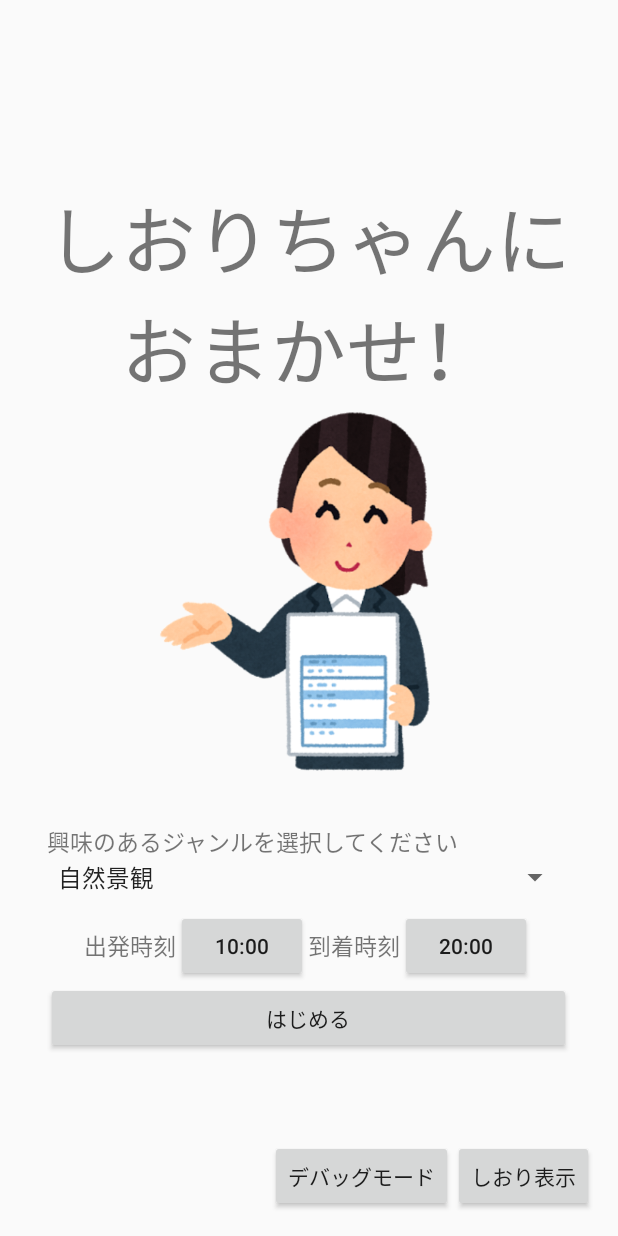
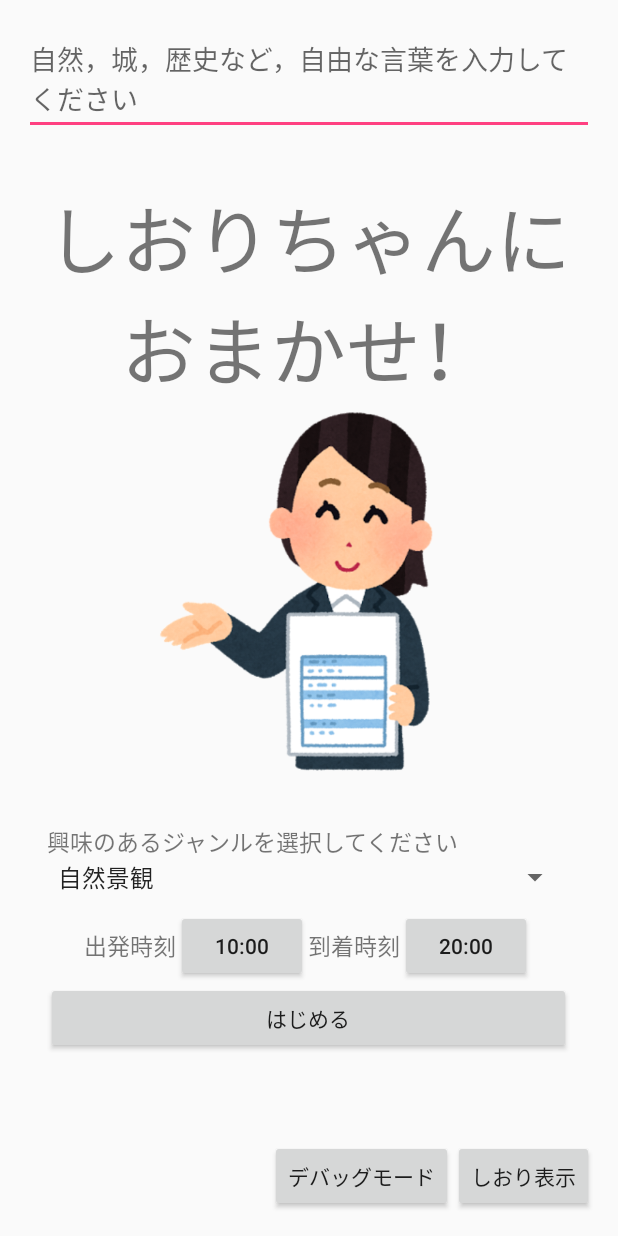
Before and after one commit to rivla/ShioriChan, an Android app: the MainActivity screen opened directly, with no data from a screen before it, on a phone screen of 412 x 824 dp. Run offline under Robolectric (Android 15) with nearby library versions, the light colour scheme and no system bars; 3 statements that could not run were skipped.

Commit message:
edtText追加（エラー出てるっぽい）

```diff
--- a/app/src/main/java/jp/ncf/app/shiorichan/MainActivity.java
+++ b/app/src/main/java/jp/ncf/app/shiorichan/MainActivity.java
@@ -248,6 +248,8 @@ public class MainActivity extends AppCompatActivity implements
                         @Override
                         public void run() {
 
+                            Log.d("test", "check");
+
                             //******************//実機のgoogleplacesversionの問題で緯度経度が取れない場合は、岐阜の座標を代入する*****************************
         /*                if(location==null) {
                             location = new Location("a");//文字列はprovider（適当に入れました)
@@ -258,6 +260,8 @@ public class MainActivity extends AppCompatActivity implements
                             location = new Location("a");//とりあえずデバッグ用として、本来GPSの値が入るところに浜松の値を代入
                             location.setLatitude(34.788739);
                             location.setLongitude(137.6420052);
+
+                            Log.d("test", "check");
 
                             //********************現在地の緯度経度から今いる県を取得する*********************************
                             Geocoder mGeocoder;    //緯度・経度から地名への変換
--- a/app/src/main/res/layout/input_form.xml
+++ b/app/src/main/res/layout/input_form.xml
@@ -119,5 +119,20 @@
             android:id="@+id/startButton"/>
     </LinearLayout>
 
+    <LinearLayout
+        xmlns:android="http://schemas.android.com/apk/res/android"
+        android:layout_width="fill_parent"
+        android:layout_height="fill_parent"
+        android:orientation="vertical" >
+
+        <EditText
+            android:id="@+id/editText"
+            android:layout_width="match_parent"
+            android:layout_height="wrap_content"
+            android:hint="自然，城，歴史など，自由な言葉を入力してください"
+            />
+
+    </LinearLayout>
+
 
 </RelativeLayout>
```
